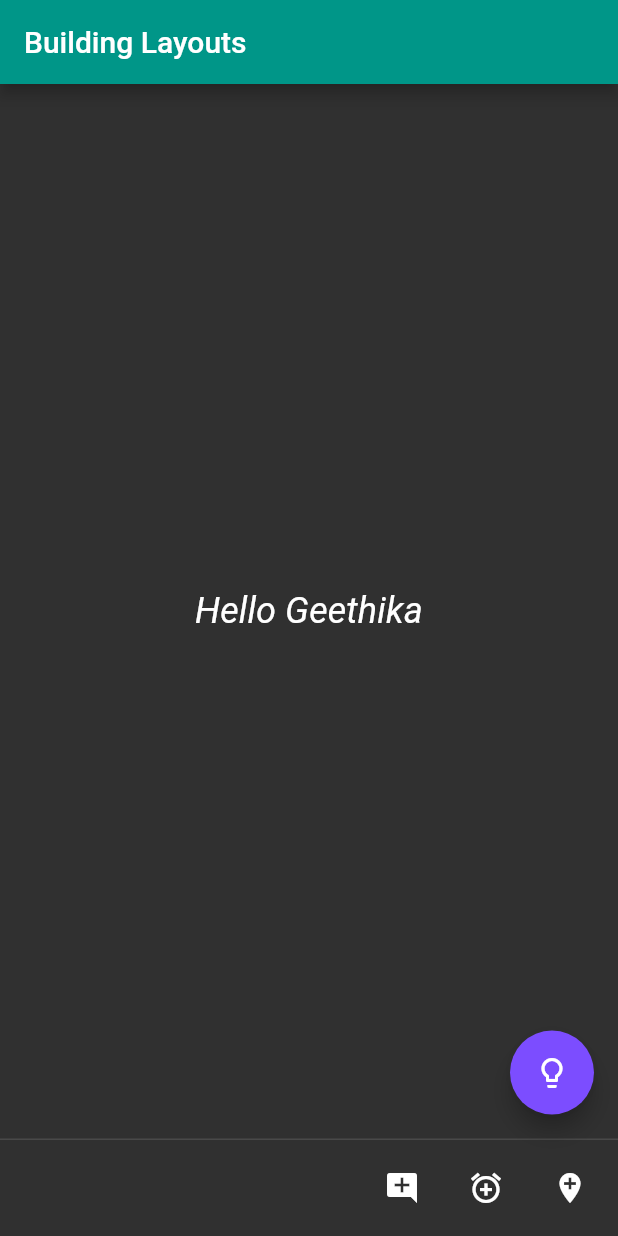
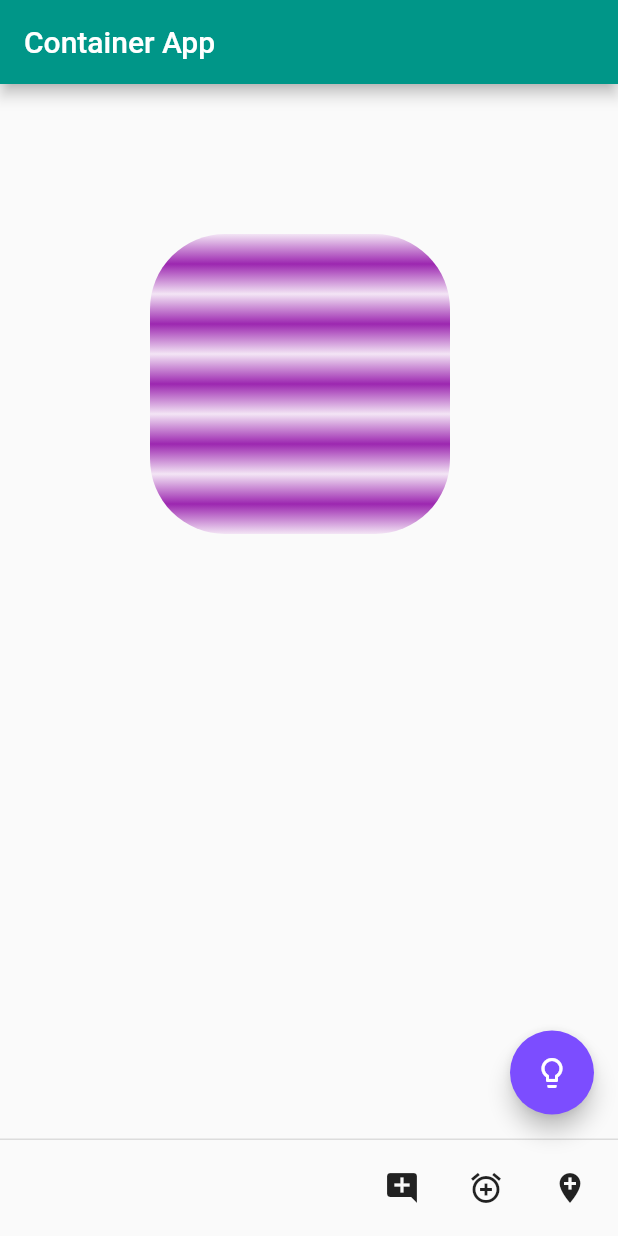
Before and after one commit to PhalugunaRao/FlutterUI, a Flutter app: the screen it shows after launch, on a phone screen of 412 x 824 dp. Run offline on Flutter 3.47's test engine with Material 2 defaults, Android fonts, the phone set to English and light mode, and no system bars.

```diff
--- a/lib/main.dart
+++ b/lib/main.dart
@@ -7,7 +7,7 @@ class MyApp extends StatelessWidget {
   Widget build(BuildContext context) {
     return MaterialApp(
       theme: ThemeData(
-        brightness: Brightness.dark,
+        brightness: Brightness.light,
         primaryColor: Color(0xff009688),
         accentColor: Color(0xff7c4DFF),
         textTheme: TextTheme(
@@ -19,11 +19,33 @@ class MyApp extends StatelessWidget {
       ),
       home: Scaffold(
         appBar: AppBar(
-          title: Text('Building Layouts'),
+          title: Text('Container App'),
         ),
-        body: Center(
-          child: Text('Hello Geethika')
+        body: Container(
+          margin: EdgeInsets.all(100.0),
+          width: 200.0,
+            height: 200.0,
+          decoration: BoxDecoration(
+            color: Colors.orange,
+            gradient: LinearGradient(
+              begin:Alignment(0.0,-1.0),
+              end:Alignment(0.0,-0.8),
+                tileMode: TileMode.mirror,
+              //tileMode: TileMode.repeated,
+              colors: [Colors.purple[50],Colors.purple[500]]
+            ),
+            shape: BoxShape.rectangle,
+            //All direction
+            borderRadius: BorderRadius.all(
+              Radius.circular(50.0)
+            ),
+            //only
+           /* borderRadius: BorderRadius.only(
+              topLeft: Radius.circular(25.0),
+              bottomRight: Radius.circular(25.0)
 
+            )*/
+          ),
         ),
         floatingActionButton: FloatingActionButton(
           child: Icon(Icons.lightbulb_outline),
```
